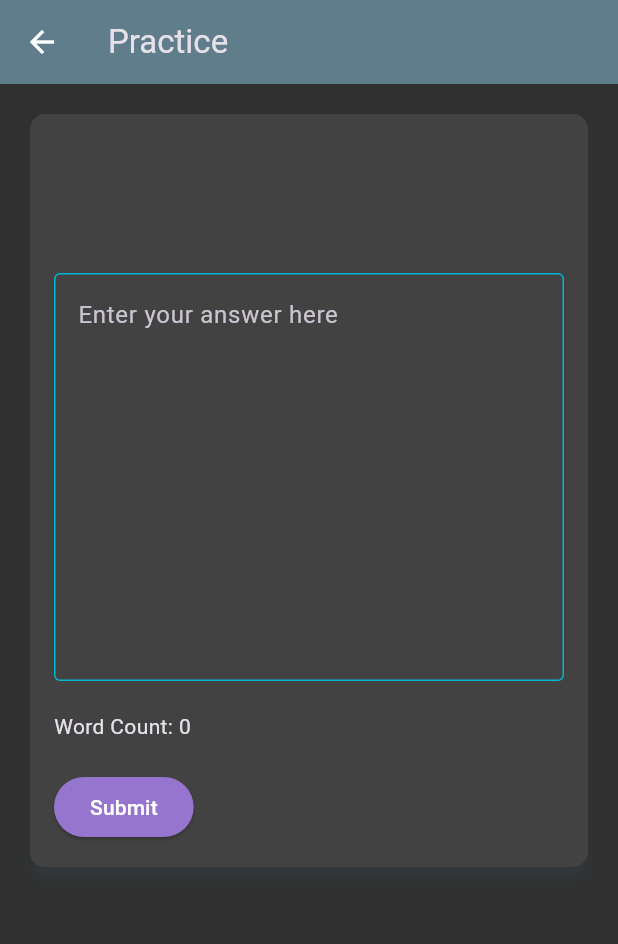
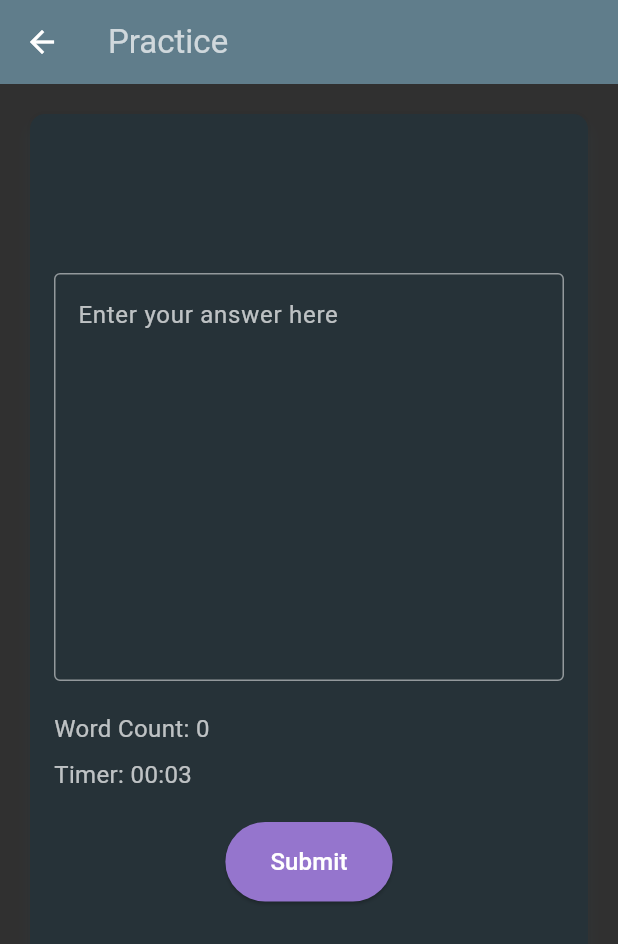
Before and after one commit to Manoutofpower/essay_scorer, a Flutter app: the PracticePage screen opened directly with empty values, after a tap on "Submit", on a phone screen of 412 x 824 dp. Shown: the top 944 px of the screen. Run offline on Flutter 3.47's test engine with Material 3 defaults, Android fonts, the phone set to English and light mode, and no system bars; our stand-ins replace dio.

Commit message:
SSSCRRX-26 SSSCRRX-27

```diff
--- a/lib/Pages/practicepage.dart
+++ b/lib/Pages/practicepage.dart
@@ -1,3 +1,4 @@
+import 'dart:async';
 import 'package:flutter/material.dart';
 import 'package:essay_scorer/models/QuesDetail.dart';
 import 'package:essay_scorer/controller/service.dart';
@@ -14,19 +15,53 @@ class PracticePage extends StatefulWidget {
 
 class _PracticePageState extends State<PracticePage> {
   final TextEditingController _answerController = TextEditingController();
+
   int _wordCount = 0;
+
+  Timer? _timer;
+
+  int _secondsElapsed = 0;
+
+  final Color cardColor = Colors.blueGrey[900]!;
+  final Color textColor = Colors.white70;
+  final Color appBarColor = Colors.blueGrey;
+  final Color buttonColor = Colors.green;
+
 
   @override
   void initState() {
     super.initState();
     _answerController.addListener(_updateWordCount);
+    _startTimer();
   }
+
 
   @override
   void dispose() {
     _answerController.removeListener(_updateWordCount);
     _answerController.dispose();
+    _timer?.cancel();
     super.dispose();
+  }
+
+
+  void _startTimer() {
+    const oneSec = Duration(seconds: 1);
+    _timer = Timer.periodic(oneSec, (timer) {
+      if (_secondsElapsed == 900) {
+        Navigator.of(context).pop();
+      } else {
+        setState(() {
+          _secondsElapsed++;
+        });
+      }
+    });
+  }
+
+  String _formatTime(int totalSeconds) {
+    int minutes = totalSeconds ~/ 60;
+    int seconds = totalSeconds % 60;
+    return '${minutes.toString().padLeft(2, '0')}:${seconds.toString().padLeft(2, '0')}';
   }
 
   void _updateWordCount() {
@@ -41,14 +76,21 @@ class _PracticePageState extends State<PracticePage> {
   void _submitAnswer() async {
     final answer = _answerController.text;
     if (answer.isNotEmpty) {
+      showDialog(
+        context: context,
+        barrierDismissible: false,
+        builder: (context) => Center(child: CircularProgressIndicator()),
+      );
       try {
         final QuestionService service = QuestionService();
         final result =
         await service.submitAnswer(answer, widget.questionDetail.topic);
+        Navigator.of(context).pop();
         Navigator.of(context).push(MaterialPageRoute(
           builder: (context) => ResultPage(result: result, userText: answer),
         ));
       } catch (e) {
+        Navigator.of(context).pop();
         print(e);
       }
     }
@@ -57,44 +99,81 @@ class _PracticePageState extends State<PracticePage> {
   @override
   Widget build(BuildContext context) {
     return Scaffold(
-      appBar: AppBar(title: Text('Practice')),
+      appBar: AppBar(
+        title: Text('Practice', style: TextStyle(color: textColor)),
+        backgroundColor: appBarColor,
+      ),
       body: SingleChildScrollView(
+        child: Padding(
           padding: const EdgeInsets.all(16.0),
           child: Column(
             children: [
               Card(
+                color: cardColor,
                 elevation: 4.0,
                 shape: RoundedRectangleBorder(
                     borderRadius: BorderRadius.circular(10)),
                 child: Padding(
-                padding: EdgeInsets.all(16.0),
+                  padding: EdgeInsets.fromLTRB(16.0, 16.0, 16.0, 64.0),
                   child: Column(
                     crossAxisAlignment: CrossAxisAlignment.start,
-                  children: [
-                    Text(widget.questionDetail.title, style: TextStyle(fontSize: 24.0, fontWeight: FontWeight.bold)),
+                    children: <Widget>[
+                      Text(
+                        widget.questionDetail.title,
+                        style: TextStyle(
+                            fontSize: 24.0,
+                            fontWeight: FontWeight.bold,
+                            color: textColor),
+                      ),
                       SizedBox(height: 10.0),
-                    Text(widget.questionDetail.main, style: TextStyle(fontSize: 18.0)),
+                      Text(
+                        widget.questionDetail.main,
+                        style: TextStyle(fontSize: 18.0, color: textColor),
+                      ),
                       SizedBox(height: 20.0),
                       TextField(
                         controller: _answerController,
                         maxLines: 10,
                         decoration: InputDecoration(
                           hintText: 'Enter your answer here',
+                          hintStyle:
+                          TextStyle(color: textColor.withOpacity(0.7)),
                           border: OutlineInputBorder(),
+                          enabledBorder: OutlineInputBorder(
+                            borderSide:
+                            BorderSide(color: textColor.withOpacity(0.5)),
+                          ),
+                          focusedBorder: OutlineInputBorder(
+                            borderSide: BorderSide(color: textColor),
                           ),
                         ),
+                        style: TextStyle(color: textColor),
+                      ),
                       SizedBox(height: 20.0),
-                    Text("Word Count: $_wordCount"),
+                      Text("Word Count: $_wordCount",
+                          style: TextStyle(fontSize: 16.0, color: textColor)),
+                      SizedBox(height: 8.0),
+                      Text('Timer: ${_formatTime(_secondsElapsed)}',
+                          style: TextStyle(fontSize: 16.0, color: textColor)),
                       SizedBox(height: 20.0),
-                    ElevatedButton(
+                      Align(
+                        alignment: Alignment.center,
+                        child: ElevatedButton(
                           onPressed: _submitAnswer,
-                      child: Text('Submit'),
+                          style: ElevatedButton.styleFrom(
+                              padding: EdgeInsets.symmetric(
+                                  horizontal: 30, vertical: 15)),
+                          child:
+                          Text('Submit', style: TextStyle(fontSize: 16.0)),
+                        ),
                       ),
                     ],
                   ),
                 ),
               ),
+              SizedBox(height: 15.0),
             ],
+          ),
         ),
       ),
     );
```
Lines whose indentation alone changed are shown as unchanged.
